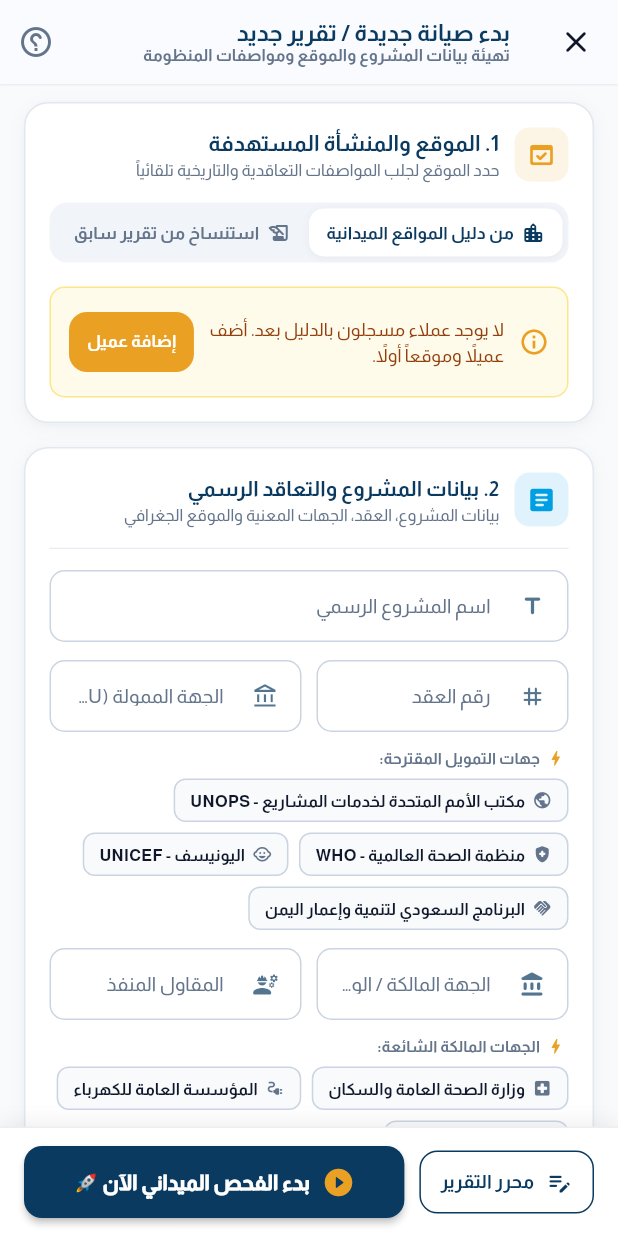
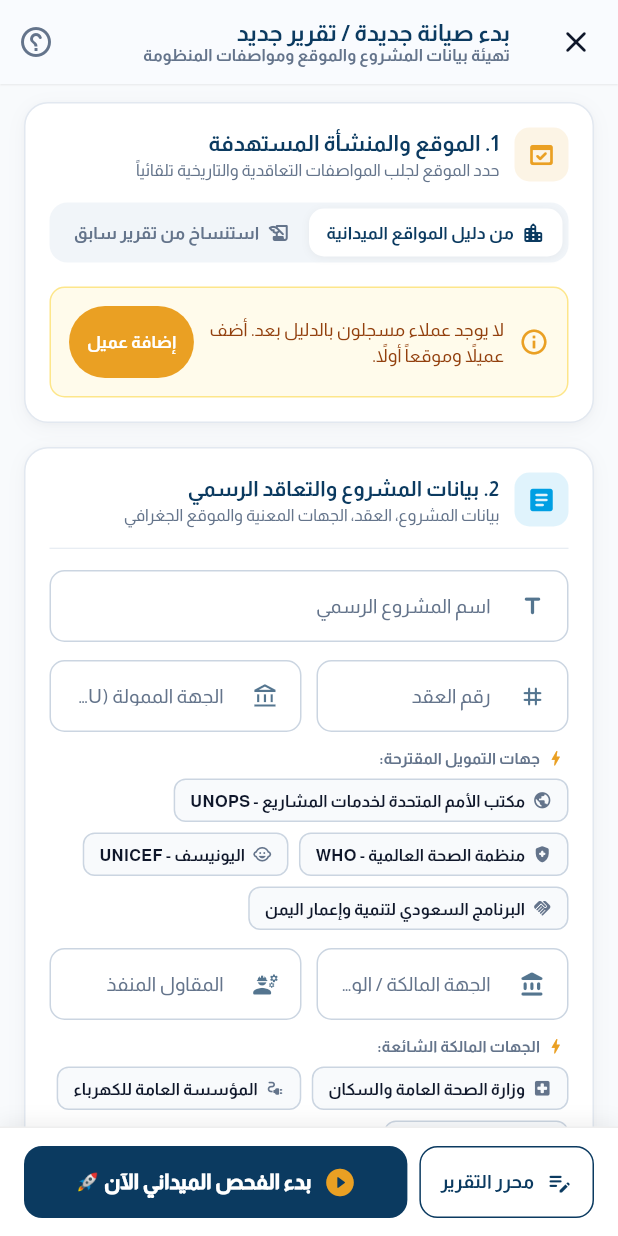
Before and after one commit to shamsan/hamdan-report-app, a Flutter app: the CreateSessionDialog screen opened directly, on a phone screen of 412 x 824 dp. Run offline on Flutter 3.47's test engine with Material 3 defaults, Android fonts, the phone set to English and light mode, and no system bars; our stand-ins replace device_info_plus, file_picker, flutter_riverpod, flutter_secure_storage, geolocator, pdf and 2 more; missing offline and left inert: dart_jsonwebtoken, mobile_scanner; accounts and stored records are empty; network calls fail; statements that could not run were skipped.

Commit message:
feat(ui): complete app-wide UI/UX redesign: standardize touch targets, 8px grid tokens, and M3 button hierarchy

```diff
--- a/lib/views/preview/widgets/report_readiness_dialog.dart
+++ b/lib/views/preview/widgets/report_readiness_dialog.dart
@@ -728,7 +728,7 @@ class ReportReadinessDialog extends StatelessWidget {
                 },
               ),
             ),
-          if (onEditReport != null) const SizedBox(width: 12),
+          if (onEditReport != null) const SizedBox(width: AppTheme.spaceSm),
           Expanded(
             flex: onEditReport != null ? 2 : 1,
             child: FilledButton.icon(
--- a/lib/views/session/dialogs/create_session_dialog.dart
+++ b/lib/views/session/dialogs/create_session_dialog.dart
@@ -361,13 +361,17 @@ class _CreateSessionDialogState extends ConsumerState<CreateSessionDialog> {
         ),
         actions: [
           TextButton(
+            style: TextButton.styleFrom(
+              minimumSize: const Size(0, AppTheme.minTouchTarget),
+            ),
             onPressed: () => Navigator.pop(ctx, false),
             child: const Text('البقاء والإكمال'),
           ),
-          ElevatedButton(
-            style: ElevatedButton.styleFrom(
+          FilledButton(
+            style: FilledButton.styleFrom(
               backgroundColor: AppTheme.statusRejected,
               foregroundColor: Colors.white,
+              minimumSize: const Size(0, AppTheme.minTouchTarget),
             ),
             onPressed: () => Navigator.pop(ctx, true),
             child: const Text('تجاهل وخروج'),
@@ -717,6 +721,7 @@ class _CreateSessionDialogState extends ConsumerState<CreateSessionDialog> {
                     Expanded(
                       child: OutlinedButton(
                         style: OutlinedButton.styleFrom(
+                          minimumSize: const Size(0, AppTheme.minTouchTarget),
                           padding: const EdgeInsets.symmetric(vertical: 12),
                           shape: RoundedRectangleBorder(borderRadius: BorderRadius.circular(12)),
                         ),
@@ -724,13 +729,14 @@ class _CreateSessionDialogState extends ConsumerState<CreateSessionDialog> {
                         child: const Text('إلغاء', style: TextStyle(color: AppTheme.textSecondary, fontWeight: FontWeight.bold)),
                       ),
                     ),
-                    const SizedBox(width: 12),
+                    const SizedBox(width: AppTheme.spaceSm),
                     Expanded(
                       flex: 2,
-                      child: ElevatedButton.icon(
-                        style: ElevatedButton.styleFrom(
+                      child: FilledButton.icon(
+                        style: FilledButton.styleFrom(
                           backgroundColor: AppTheme.primaryNavy,
                           foregroundColor: Colors.white,
+                          minimumSize: const Size(0, AppTheme.minTouchTarget),
                           padding: const EdgeInsets.symmetric(vertical: 12),
                           shape: RoundedRectangleBorder(borderRadius: BorderRadius.circular(12)),
                         ),
@@ -1171,10 +1177,11 @@ class _CreateSessionDialogState extends ConsumerState<CreateSessionDialog> {
                         style: TextStyle(fontSize: 12, color: Color(0xFF92400E)),
                       ),
                     ),
-                    ElevatedButton(
-                      style: ElevatedButton.styleFrom(
+                    FilledButton(
+                      style: FilledButton.styleFrom(
                         backgroundColor: AppTheme.solarGold,
                         foregroundColor: Colors.white,
+                        minimumSize: const Size(0, AppTheme.minTouchTarget),
                         padding: const EdgeInsets.symmetric(horizontal: 12, vertical: 8),
                       ),
                       onPressed: () => _showAddClientDialog(context),
@@ -2687,6 +2694,7 @@ class _CreateSessionDialogState extends ConsumerState<CreateSessionDialog> {
                 style: OutlinedButton.styleFrom(
                   foregroundColor: AppTheme.primaryNavy,
                   side: const BorderSide(color: AppTheme.primaryNavy),
+                  minimumSize: const Size(0, AppTheme.minTouchTarget),
                   padding: const EdgeInsets.symmetric(horizontal: 14, vertical: 12),
                   shape: RoundedRectangleBorder(borderRadius: BorderRadius.circular(12)),
                 ),
@@ -2697,15 +2705,16 @@ class _CreateSessionDialogState extends ConsumerState<CreateSessionDialog> {
                 ),
                 onPressed: _isSubmitting ? null : () => _submit(startInteractiveSession: true),
               ),
-              const SizedBox(width: 10),
+              const SizedBox(width: AppTheme.spaceSm),
               Expanded(
-                child: ElevatedButton.icon(
-                  style: ElevatedButton.styleFrom(
+                child: FilledButton.icon(
+                  style: FilledButton.styleFrom(
                     backgroundColor: AppTheme.primaryNavy,
                     foregroundColor: Colors.white,
+                    minimumSize: const Size(0, AppTheme.minTouchTarget),
                     padding: const EdgeInsets.symmetric(vertical: 13),
                     shape: RoundedRectangleBorder(borderRadius: BorderRadius.circular(12)),
-                    elevation: 2,
+                    elevation: 0,
                   ),
                   icon: _isSubmitting
                       ? const SizedBox(
@@ -2727,6 +2736,7 @@ class _CreateSessionDialogState extends ConsumerState<CreateSessionDialog> {
                 style: OutlinedButton.styleFrom(
                   foregroundColor: AppTheme.primaryNavy,
                   side: const BorderSide(color: AppTheme.primaryNavy),
+                  minimumSize: const Size(0, AppTheme.minTouchTarget),
                   padding: const EdgeInsets.symmetric(horizontal: 14, vertical: 12),
                   shape: RoundedRectangleBorder(borderRadius: BorderRadius.circular(12)),
                 ),
@@ -2737,15 +2747,16 @@ class _CreateSessionDialogState extends ConsumerState<CreateSessionDialog> {
                 ),
                 onPressed: _isSubmitting ? null : () => _submit(startInteractiveSession: false),
               ),
-              const SizedBox(width: 10),
+              const SizedBox(width: AppTheme.spaceSm),
               Expanded(
-                child: ElevatedButton.icon(
-                  style: ElevatedButton.styleFrom(
+                child: FilledButton.icon(
+                  style: FilledButton.styleFrom(
                     backgroundColor: AppTheme.primaryNavy,
                     foregroundColor: Colors.white,
+                    minimumSize: const Size(0, AppTheme.minTouchTarget),
                     padding: const EdgeInsets.symmetric(vertical: 13),
                     shape: RoundedRectangleBorder(borderRadius: BorderRadius.circular(12)),
-                    elevation: 2,
+                    elevation: 0,
                   ),
                   icon: _isSubmitting
                       ? const SizedBox(
--- a/lib/views/session/preset_notes_manager_screen.dart
+++ b/lib/views/session/preset_notes_manager_screen.dart
@@ -146,7 +146,7 @@ class _PresetNotesManagerScreenState extends State<PresetNotesManagerScreen> {
             style: FilledButton.styleFrom(
               backgroundColor: AppTheme.primaryNavy,
               foregroundColor: Colors.white,
-              minimumSize: const Size(110, 44),
+              minimumSize: const Size(110, AppTheme.minTouchTarget),
               shape: RoundedRectangleBorder(borderRadius: BorderRadius.circular(10)),
             ),
             onPressed: () {
@@ -383,7 +383,7 @@ class _PresetNotesManagerScreenState extends State<PresetNotesManagerScreen> {
                                         style: FilledButton.styleFrom(
                                           backgroundColor: AppTheme.brandCyan.withValues(alpha: 0.12),
                                           foregroundColor: AppTheme.brandCyan,
-                                          minimumSize: const Size(0, 40),
+                                          minimumSize: const Size(0, AppTheme.minTouchTarget),
                                           padding: const EdgeInsets.symmetric(horizontal: 10, vertical: 6),
                                           shape: RoundedRectangleBorder(borderRadius: BorderRadius.circular(10)),
                                         ),
--- a/lib/views/session/widgets/session_completion_dialog.dart
+++ b/lib/views/session/widgets/session_completion_dialog.dart
@@ -205,7 +205,7 @@ class SessionCompletionDialog {
                   ],
                 ),
               ),
-              const SizedBox(height: 18),
+              const SizedBox(height: AppTheme.spaceMd),
 
               // Actions
               // 1. الخيار الأساسي: الانتقال للمحرر لإكمال القياسات والتواقيع (Single FilledButton)
@@ -255,7 +255,7 @@ class SessionCompletionDialog {
               // 3. حفظ وخروج (TextButton)
               TextButton(
                 style: TextButton.styleFrom(
-                  minimumSize: const Size(0, 44),
+                  minimumSize: const Size(0, AppTheme.minTouchTarget),
                 ),
                 onPressed: () {
                   Navigator.pop(ctx);
--- a/lib/views/sites/site_form_screen.dart
+++ b/lib/views/sites/site_form_screen.dart
@@ -1006,7 +1006,7 @@ class _LocationPickerSheetState extends State<_LocationPickerSheet> {
                             style: FilledButton.styleFrom(
                               backgroundColor: AppTheme.brandCyan,
                               foregroundColor: Colors.white,
-                              minimumSize: const Size(0, 44),
+                              minimumSize: const Size(0, AppTheme.minTouchTarget),
                               padding: const EdgeInsets.symmetric(horizontal: 16, vertical: 8),
                               shape: RoundedRectangleBorder(borderRadius: BorderRadius.circular(10)),
                             ),
--- a/lib/views/templates/template_editor_screen.dart
+++ b/lib/views/templates/template_editor_screen.dart
@@ -189,7 +189,7 @@ class _TemplateEditorScreenState extends ConsumerState<TemplateEditorScreen> {
                   style: FilledButton.styleFrom(
                     backgroundColor: AppTheme.primaryNavy,
                     foregroundColor: Colors.white,
-                    minimumSize: const Size(0, 40),
+                    minimumSize: const Size(0, AppTheme.minTouchTarget),
                     padding: const EdgeInsets.symmetric(horizontal: 12, vertical: 6),
                     shape: RoundedRectangleBorder(borderRadius: BorderRadius.circular(10)),
                   ),
@@ -313,6 +313,9 @@ class _TemplateEditorScreenState extends ConsumerState<TemplateEditorScreen> {
                       }),
                       const SizedBox(height: 6),
                       TextButton.icon(
+                        style: TextButton.styleFrom(
+                          minimumSize: const Size(0, AppTheme.minTouchTarget),
+                        ),
                         icon: const Icon(Icons.add_rounded, size: 16),
                         label: const Text('إضافة عنصر جديد لهذه الصفحة', style: TextStyle(fontSize: 11.5)),
                         onPressed: () => _addElement(pIdx),
```
Also changed, not shown: lib/views/session/widgets/quick_need_dialog.dart (+15 -13 lines), lib/views/settings/settings_screen.dart (+12 -12 lines), lib/views/sites/site_details_screen.dart (+6 -5 lines), lib/views/templates/templates_screen.dart (+4 -4 lines).
